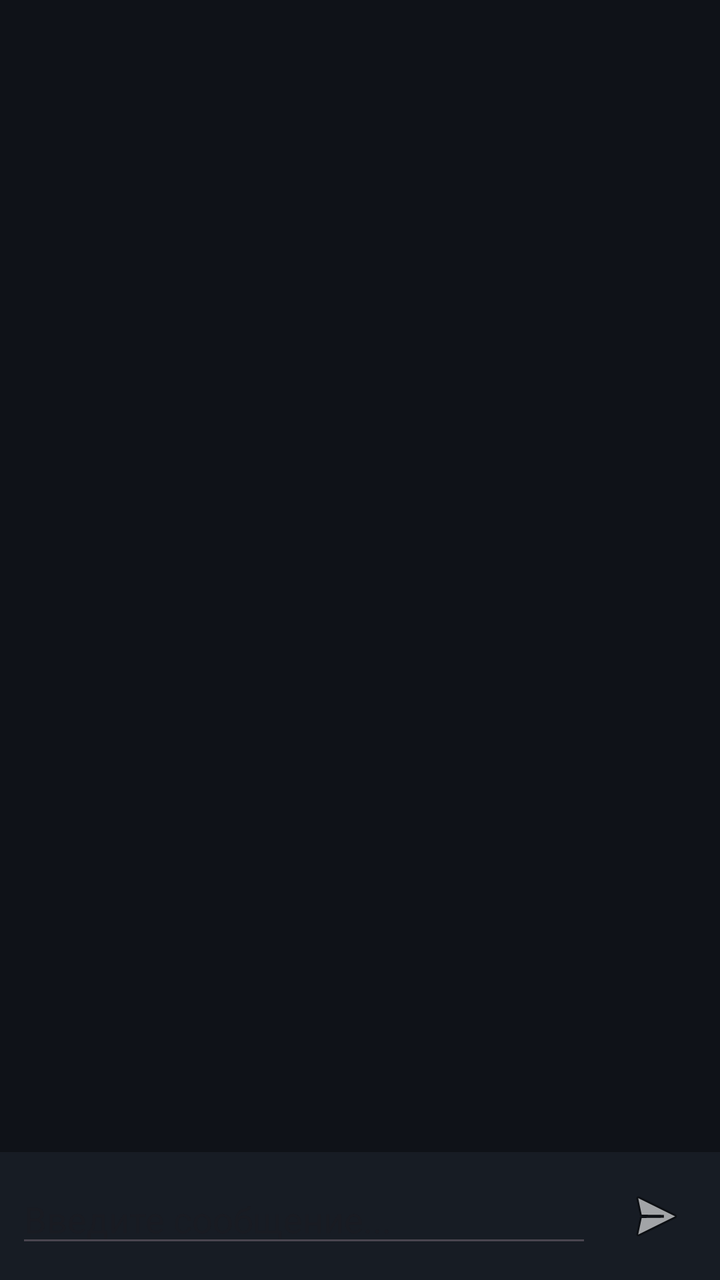
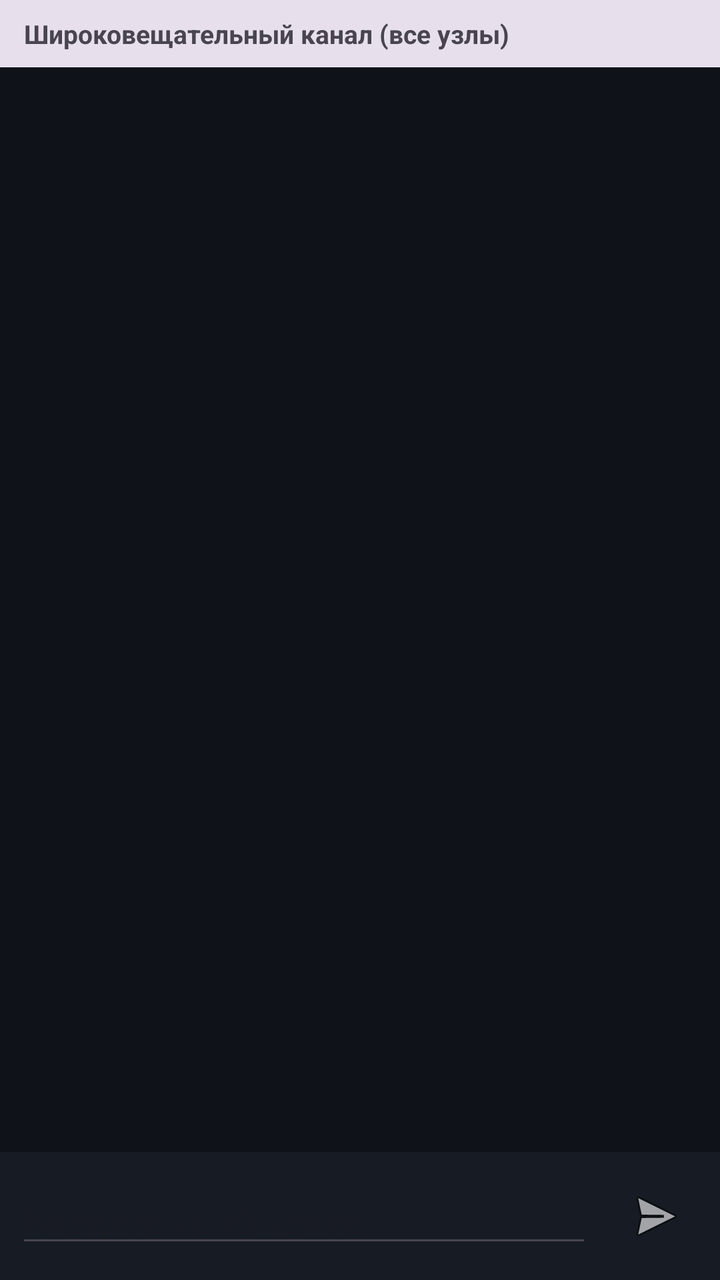

Screens rendered from an Android XML layout before and after an edit, with the pre-edit source and the edit as a unified diff.
<!-- AndroidManifest.xml: application theme Theme.Meshtastic -->
<!-- res/layout/fragment_chat.xml -->
<?xml version="1.0" encoding="utf-8"?>
<LinearLayout xmlns:android="http://schemas.android.com/apk/res/android"
    android:layout_width="match_parent"
    android:layout_height="match_parent"
    android:orientation="vertical">

    <androidx.recyclerview.widget.RecyclerView
        android:id="@+id/rv_messages"
        android:layout_width="match_parent"
        android:layout_height="0dp"
        android:layout_weight="1"
        android:padding="8dp"
        android:clipToPadding="false" />

    <LinearLayout
        android:layout_width="match_parent"
        android:layout_height="wrap_content"
        android:orientation="horizontal"
        android:padding="8dp"
        android:gravity="center_vertical"
        android:background="?attr/colorSurface"
        android:elevation="4dp">

        <EditText
            android:id="@+id/et_message"
            android:layout_width="0dp"
            android:layout_height="wrap_content"
            android:layout_weight="1"
            android:hint="Введите сообщение..."
            android:inputType="textMultiLine|textCapSentences"
            android:maxLines="4"
            android:imeOptions="actionSend" />

        <ImageButton
            android:id="@+id/btn_send"
            android:layout_width="48dp"
            android:layout_height="48dp"
            android:layout_marginStart="8dp"
            android:src="@android:drawable/ic_menu_send"
            android:background="?attr/selectableItemBackgroundBorderless"
            android:contentDescription="Отправить" />

    </LinearLayout>

</LinearLayout>
<!-- resources referenced by this layout -->
<resources>
  <style name="Theme.Meshtastic" parent="Base.Theme.Meshtastic" />
  <style name="Base.Theme.Meshtastic" parent="Theme.Material3.DayNight.NoActionBar">
          <item name="colorPrimary">@color/app_primary</item>
          <item name="colorOnPrimary">@color/app_on_primary</item>
          <item name="colorSecondary">@color/app_secondary</item>
          <item name="colorOnSecondary">@color/app_on_primary</item>
          <item name="android:colorBackground">@color/app_background</item>
          <item name="colorSurface">@color/app_surface</item>
          <item name="colorOnSurface">@color/app_on_surface</item>
          <item name="colorOutline">@color/app_outline</item>
          <item name="android:statusBarColor">@color/app_background</item>
          <item name="android:navigationBarColor">@color/app_background</item>
      </style>
  <color name="app_primary">#4F8BFF</color>
  <color name="app_on_primary">#0B0E14</color>
  <color name="app_secondary">#2EC4B6</color>
  <color name="app_background">#0F1218</color>
  <color name="app_surface">#171C24</color>
  <color name="app_on_surface">#E6EDF3</color>
  <color name="app_outline">#2A3444</color>
</resources>

<!-- the commit's change to res/layout/fragment_chat.xml (unified diff, before → after) -->
@@ -3,6 +3,37 @@
     android:layout_width="match_parent"
     android:layout_height="match_parent"
     android:orientation="vertical">
+
+    <LinearLayout
+        android:layout_width="match_parent"
+        android:layout_height="wrap_content"
+        android:orientation="horizontal"
+        android:gravity="center_vertical"
+        android:paddingHorizontal="12dp"
+        android:paddingVertical="8dp"
+        android:background="?attr/colorSurfaceVariant">
+
+        <TextView
+            android:layout_width="0dp"
+            android:layout_height="wrap_content"
+            android:layout_weight="1"
+            android:text="@string/chat_recipient_broadcast"
+            android:textStyle="bold"
+            android:textSize="13sp" />
+
+    </LinearLayout>
+
+    <TextView
+        android:id="@+id/tv_no_connection_banner"
+        android:layout_width="match_parent"
+        android:layout_height="wrap_content"
+        android:text="@string/chat_no_connection_banner"
+        android:gravity="center"
+        android:padding="6dp"
+        android:textColor="#FFFFFF"
+        android:background="#B00020"
+        android:textSize="12sp"
+        android:visibility="gone" />
 
     <androidx.recyclerview.widget.RecyclerView
         android:id="@+id/rv_messages"
@@ -26,7 +57,7 @@
             android:layout_width="0dp"
             android:layout_height="wrap_content"
             android:layout_weight="1"
-            android:hint="Введите сообщение..."
+            android:hint="@string/chat_hint_message"
             android:inputType="textMultiLine|textCapSentences"
             android:maxLines="4"
             android:imeOptions="actionSend" />
@@ -38,7 +69,7 @@
             android:layout_marginStart="8dp"
             android:src="@android:drawable/ic_menu_send"
             android:background="?attr/selectableItemBackgroundBorderless"
-            android:contentDescription="Отправить" />
+            android:contentDescription="@string/chat_btn_send_desc" />
 
     </LinearLayout>
 
<!-- resource entries referenced after the edit -->
@@ -1,5 +1,9 @@
 <!-- resources referenced by this layout -->
 <resources>
+  <string name="chat_btn_send_desc">Отправить</string>
+  <string name="chat_hint_message">Введите сообщение...</string>
+  <string name="chat_no_connection_banner">Нет подключения к устройству. Ввод недоступен.</string>
+  <string name="chat_recipient_broadcast">Широковещательный канал (все узлы)</string>
   <style name="Theme.Meshtastic" parent="Base.Theme.Meshtastic" />
   <style name="Base.Theme.Meshtastic" parent="Theme.Material3.DayNight.NoActionBar">
           <item name="colorPrimary">@color/app_primary</item>
